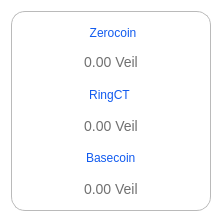
Old version of the form src/qt/veil/forms/tooltipbalance.ui in the repository Veil-Project/veil.
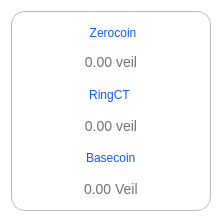
New version of the form. Icons and pictures are not drawn.

Diff of the .ui file:
```diff
--- a/src/qt/veil/forms/tooltipbalance.ui
+++ b/src/qt/veil/forms/tooltipbalance.ui
@@ -119,7 +119,7 @@
 padding-bottom:4px;</string>
         </property>
         <property name="text">
-         <string>0.00 Veil</string>
+         <string>0.00 veil</string>
         </property>
         <property name="alignment">
          <set>Qt::AlignCenter</set>
@@ -149,7 +149,7 @@
 text-align:center;</string>
         </property>
         <property name="text">
-         <string>0.00 Veil</string>
+         <string>0.00 veil</string>
         </property>
         <property name="alignment">
          <set>Qt::AlignCenter</set>
```
